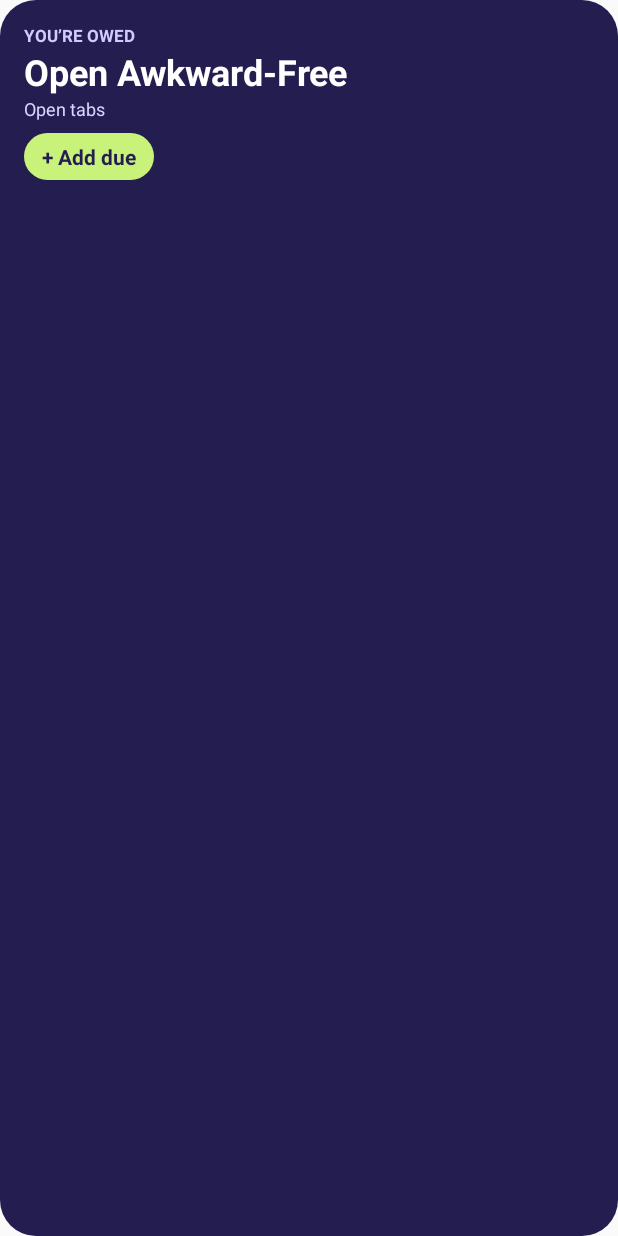
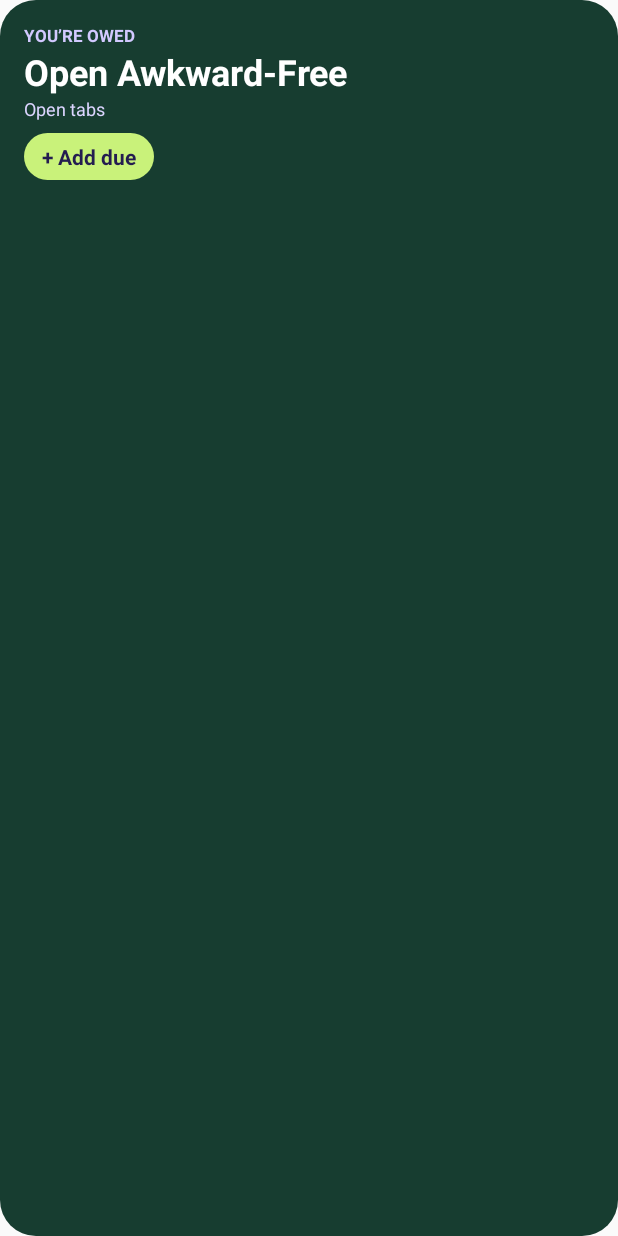
Before and after one commit to Punith-Singh/awkward-free, an Android app built with Jetpack Compose: the layout widget_balance.xml on its own in the app's theme, with its tools: preview values and no code run, on a phone screen of 412 x 824 dp. Run offline under Robolectric (Android 15) with nearby library versions, the phone set to English and light mode, and no system bars.

Commit message:
Match the widget to the new theme

```diff
--- a/app/src/main/res/drawable/widget_background.xml
+++ b/app/src/main/res/drawable/widget_background.xml
@@ -1,2 +1,2 @@
 <?xml version="1.0" encoding="utf-8"?>
-<shape xmlns:android="http://schemas.android.com/apk/res/android"><solid android:color="#241D50"/><corners android:radius="24dp"/></shape>
+<shape xmlns:android="http://schemas.android.com/apk/res/android"><solid android:color="#173D30"/><corners android:radius="24dp"/></shape>
```
